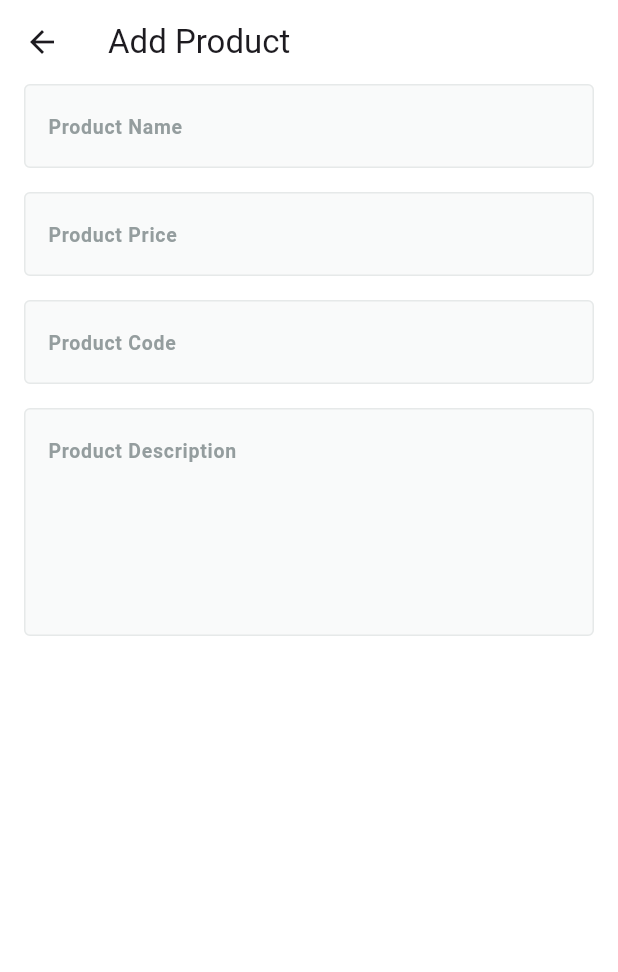
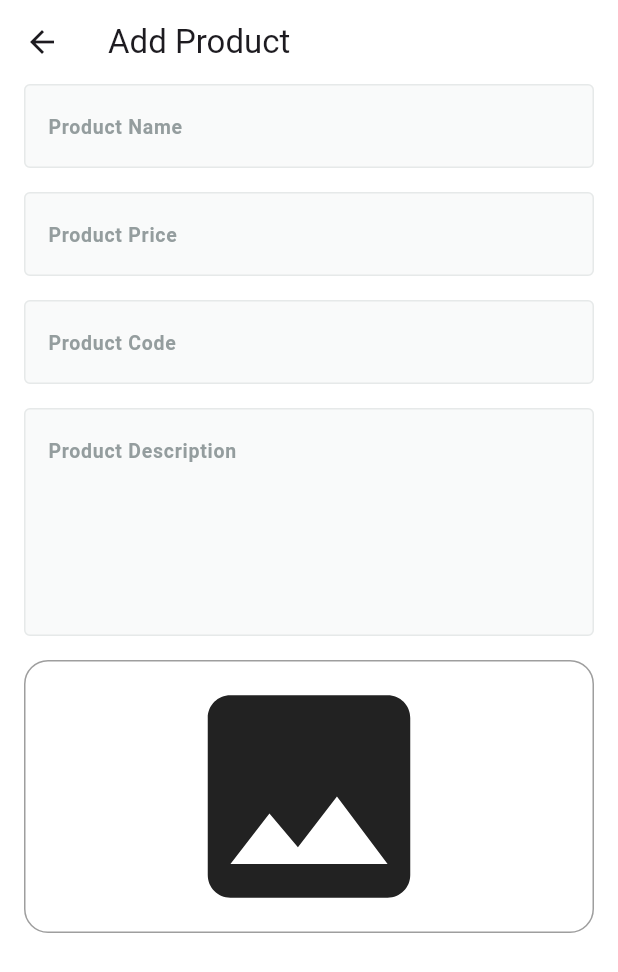
Before and after one commit to hashimsaffarini/Fruits-Hub-Dashboard, a Flutter app: the AddProductView screen opened by its route, on a phone screen of 412 x 824 dp. Shown: the top 972 px of the screen. Run offline on Flutter 3.47's test engine with Material 3 defaults, Android fonts, the phone set to English and light mode, and no system bars; our stand-ins replace firebase_core; accounts and stored records are empty.

Commit message:
Add image field to the add product view body

```diff
--- a/lib/features/add_product/ui/views/widgets/add_product_view_body.dart
+++ b/lib/features/add_product/ui/views/widgets/add_product_view_body.dart
@@ -1,5 +1,6 @@
 import 'package:flutter/material.dart';
 import 'package:fruits_hub_dashboard/core/widgets/custom_text_form_field.dart';
+import 'package:fruits_hub_dashboard/features/add_product/ui/views/widgets/image_field.dart';
 
 class AddProductViewBody extends StatefulWidget {
   const AddProductViewBody({super.key});
@@ -50,6 +51,7 @@ class _AddProductViewBodyState extends State<AddProductViewBody> {
               SizedBox(
                 height: 16,
               ),
+              ImageField(),
             ],
           ),
         ),
--- /dev/null
+++ b/lib/features/add_product/ui/views/widgets/image_field.dart
@@ -0,0 +1,22 @@
+import 'package:flutter/material.dart';
+
+class ImageField extends StatelessWidget {
+  const ImageField({super.key});
+
+  @override
+  Widget build(BuildContext context) {
+    return Container(
+      width: double.infinity,
+      decoration: BoxDecoration(
+        borderRadius: BorderRadius.circular(16),
+        border: Border.all(
+          color: Colors.grey,
+        ),
+      ),
+      child: const Icon(
+        Icons.image,
+        size: 180,
+      ),
+    );
+  }
+}
```
